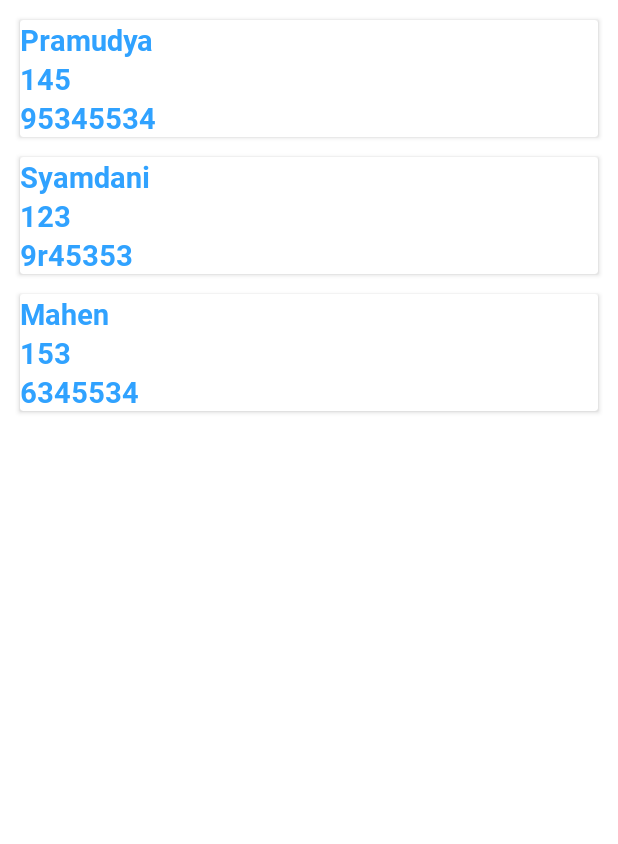
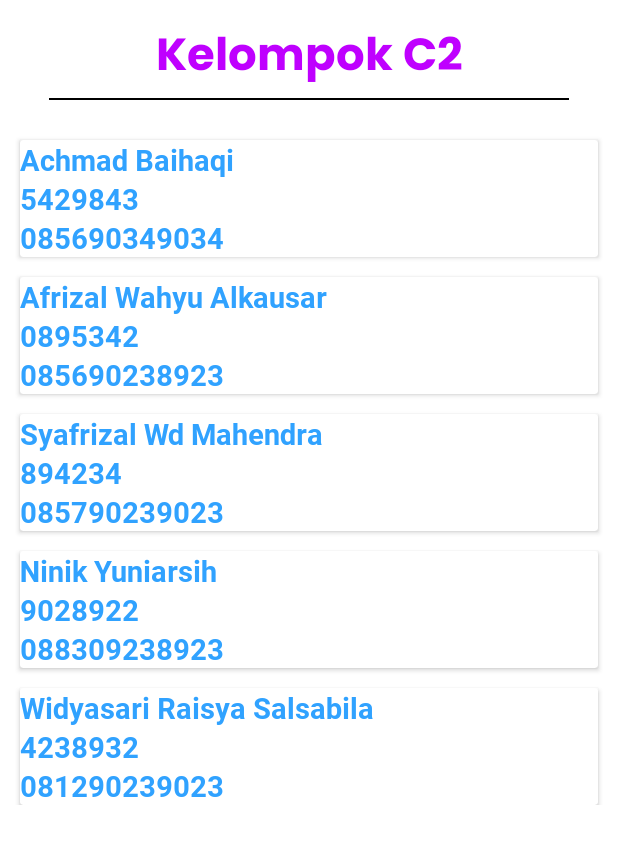
Before and after one commit to haqiachd/tugas-bkpm, an Android app: the M4RecyclerView screen opened directly, with no data from a screen before it, on a phone screen of 412 x 824 dp. Shown: the top 844 px of the screen. Run offline under Robolectric (Android 15) with nearby library versions, the phone set to English and light mode, and no system bars; our stand-ins replace sdp/ssp sizes.

Commit message:
update minggu kemarin

```diff
--- a/app/src/main/java/com/polije/sem3/adapter/ItemMahasiswaAdapter.java
+++ b/app/src/main/java/com/polije/sem3/adapter/MahasiswaAdapter.java
@@ -1,5 +1,7 @@
 package com.polije.sem3.adapter;
 
+
+import android.annotation.SuppressLint;
 import android.view.LayoutInflater;
 import android.view.View;
 import android.view.ViewGroup;
@@ -9,17 +11,18 @@ import androidx.annotation.NonNull;
 import androidx.recyclerview.widget.RecyclerView;
 
 import com.polije.sem3.R;
-import com.polije.sem3.data.model.ItemMahasiswa;
-import com.polije.sem3.data.model.ItemTugasModel;
+import com.polije.sem3.data.model.MahasiswaModel;
 
 import java.util.ArrayList;
 
-public class ItemMahasiswaAdapter extends RecyclerView.Adapter<ItemMahasiswaAdapter.ViewHolder>{
+public class MahasiswaAdapter extends RecyclerView.Adapter<MahasiswaAdapter.ViewHolder>{
 
-    private ArrayList<ItemMahasiswa> models;
+    private final ArrayList<MahasiswaModel> models;
+    private final Listener listener;
 
-    public ItemMahasiswaAdapter(ArrayList<ItemMahasiswa> models){
+    public MahasiswaAdapter(ArrayList<MahasiswaModel> models, Listener listener){
         this.models = models;
+        this.listener = listener;
     }
 
     @NonNull
@@ -31,10 +34,19 @@ public class ItemMahasiswaAdapter extends RecyclerView.Adapter<ItemMahasiswaAdap
     }
 
     @Override
-    public void onBindViewHolder(@NonNull ViewHolder holder, int position) {
+    public void onBindViewHolder(@NonNull ViewHolder holder, @SuppressLint("RecyclerView") int position) {
         holder.txtNama.setText(models.get(position).getNama());
         holder.txtNpm.setText(models.get(position).getNpm());
         holder.txtNoHp.setText(models.get(position).getNohp());
+
+        holder.itemView.setOnClickListener(new View.OnClickListener() {
+            @Override
+            public void onClick(View v) {
+                if (holder.getAdapterPosition() != RecyclerView.NO_POSITION){
+                    listener.onItemClick(position);
+                }
+            }
+        });
     }
 
     @Override
@@ -46,7 +58,7 @@ public class ItemMahasiswaAdapter extends RecyclerView.Adapter<ItemMahasiswaAdap
 
         TextView txtNama, txtNpm, txtNoHp;
 
-        ViewHolder(View view){
+        public ViewHolder(View view){
             super(view);
             txtNama = view.findViewById(R.id.im_nama);
             txtNpm = view.findViewById(R.id.im_npm);
@@ -54,4 +66,8 @@ public class ItemMahasiswaAdapter extends RecyclerView.Adapter<ItemMahasiswaAdap
         }
 
     }
+
+    public interface Listener{
+        void onItemClick(int position);
+    }
 }
--- a/app/src/main/java/com/polije/sem3/data/model/ItemMahasiswa.java
+++ b/app/src/main/java/com/polije/sem3/data/model/MahasiswaModel.java
@@ -1,12 +1,12 @@
 package com.polije.sem3.data.model;
 
-public class ItemMahasiswa {
+public class MahasiswaModel {
 
     private String nama;
     private String npm;
     private String nohp;
 
-    public ItemMahasiswa(String nama, String npm, String nohp){
+    public MahasiswaModel(String nama, String npm, String nohp){
         setNama(nama);
         setNpm(npm);
         setNohp(nohp);
--- a/app/src/main/java/com/polije/sem3/min4/M4RecyclerView.java
+++ b/app/src/main/java/com/polije/sem3/min4/M4RecyclerView.java
@@ -4,17 +4,19 @@ import androidx.appcompat.app.AppCompatActivity;
 import androidx.recyclerview.widget.RecyclerView;
 
 import android.os.Bundle;
+import android.widget.Toast;
+
 import com.polije.sem3.R;
-import com.polije.sem3.adapter.ItemMahasiswaAdapter;
-import com.polije.sem3.data.model.ItemMahasiswa;
+import com.polije.sem3.adapter.MahasiswaAdapter;
+import com.polije.sem3.data.model.MahasiswaModel;
 
 import java.util.ArrayList;
 
 public class M4RecyclerView extends AppCompatActivity {
 
     private RecyclerView recyclerView;
-    private ItemMahasiswaAdapter mahasiswa;
-    private ArrayList<ItemMahasiswa> models = new ArrayList<>();
+    private MahasiswaAdapter mahasiswa;
+    private ArrayList<MahasiswaModel> models = new ArrayList<>();
 
     @Override
     protected void onCreate(Bundle savedInstanceState) {
@@ -24,16 +26,27 @@ public class M4RecyclerView extends AppCompatActivity {
         recyclerView = findViewById(R.id.m4_recycler);
 
         models.add(
-                new ItemMahasiswa("Pramudya", "145", "95345534")
+                new MahasiswaModel("Achmad Baihaqi", "5429843", "085690349034")
         );
         models.add(
-                new ItemMahasiswa("Syamdani", "123", "9r45353")
+                new MahasiswaModel("Afrizal Wahyu Alkausar", "0895342", "085690238923")
         );
         models.add(
-                new ItemMahasiswa("Mahen", "153", "6345534")
+                new MahasiswaModel("Syafrizal Wd Mahendra", "894234", "085790239023")
+        );
+        models.add(
+                new MahasiswaModel("Ninik Yuniarsih", "9028922", "088309238923")
+        );
+        models.add(
+                new MahasiswaModel("Widyasari Raisya Salsabila", "4238932", "081290239023")
         );
 
-        mahasiswa = new ItemMahasiswaAdapter(models);
+        mahasiswa = new MahasiswaAdapter(models, new MahasiswaAdapter.Listener() {
+            @Override
+            public void onItemClick(int position) {
+                Toast.makeText(M4RecyclerView.this, "Nama : " + models.get(position).getNama(), Toast.LENGTH_SHORT).show();
+            }
+        });
         recyclerView.setAdapter(mahasiswa);
     }
 }
--- a/app/src/main/res/layout/activity_m4_recycler_view.xml
+++ b/app/src/main/res/layout/activity_m4_recycler_view.xml
@@ -8,12 +8,39 @@
     tools:context=".min4.M4RecyclerView"
     >
 
+    <TextView
+        android:id="@+id/m4_text"
+        android:layout_width="match_parent"
+        android:layout_height="wrap_content"
+        android:layout_marginTop="@dimen/_10sdp"
+        android:fontFamily="@font/poppins_bold"
+        android:text="@string/app_name"
+        android:textSize="@dimen/_23sdp"
+        android:textAlignment="center"
+        android:textColor="@color/electric_purple"
+        app:layout_constraintTop_toTopOf="parent"
+        />
+
+    <View
+        android:id="@+id/garis"
+        android:layout_width="match_parent"
+        android:layout_height="@dimen/_1sdp"
+        android:layout_marginStart="@dimen/_25sdp"
+        android:layout_marginEnd="@dimen/_25sdp"
+        android:background="@color/black"
+        app:layout_constraintTop_toBottomOf="@id/m4_text"
+        app:layout_constraintStart_toStartOf="parent"
+        app:layout_constraintEnd_toEndOf="parent"
+        />
+
     <androidx.recyclerview.widget.RecyclerView
         android:id="@+id/m4_recycler"
         android:layout_width="match_parent"
-        android:layout_height="match_parent"
+        android:layout_height="wrap_content"
+        android:layout_marginTop="@dimen/_10sdp"
         tools:listitem="@layout/item_mahasiswa"
         app:layoutManager="androidx.recyclerview.widget.LinearLayoutManager"
+        app:layout_constraintTop_toBottomOf="@id/garis"
         />
 
 </androidx.constraintlayout.widget.ConstraintLayout>
--- a/app/src/main/res/layout/item_mahasiswa.xml
+++ b/app/src/main/res/layout/item_mahasiswa.xml
@@ -29,7 +29,7 @@
             android:layout_width="match_parent"
             android:layout_height="wrap_content"
             android:fontFamily="@font/roboto_bold"
-            android:text="Nama Mahasiswa"
+            android:text="NPM"
             android:textSize="@dimen/_15ssp"
             android:textColor="@color/butterfly_blue"
             />
@@ -39,7 +39,7 @@
             android:layout_width="match_parent"
             android:layout_height="wrap_content"
             android:fontFamily="@font/roboto_bold"
-            android:text="Nama Mahasiswa"
+            android:text="No Hp"
             android:textSize="@dimen/_15ssp"
             android:textColor="@color/butterfly_blue"
             />
```
